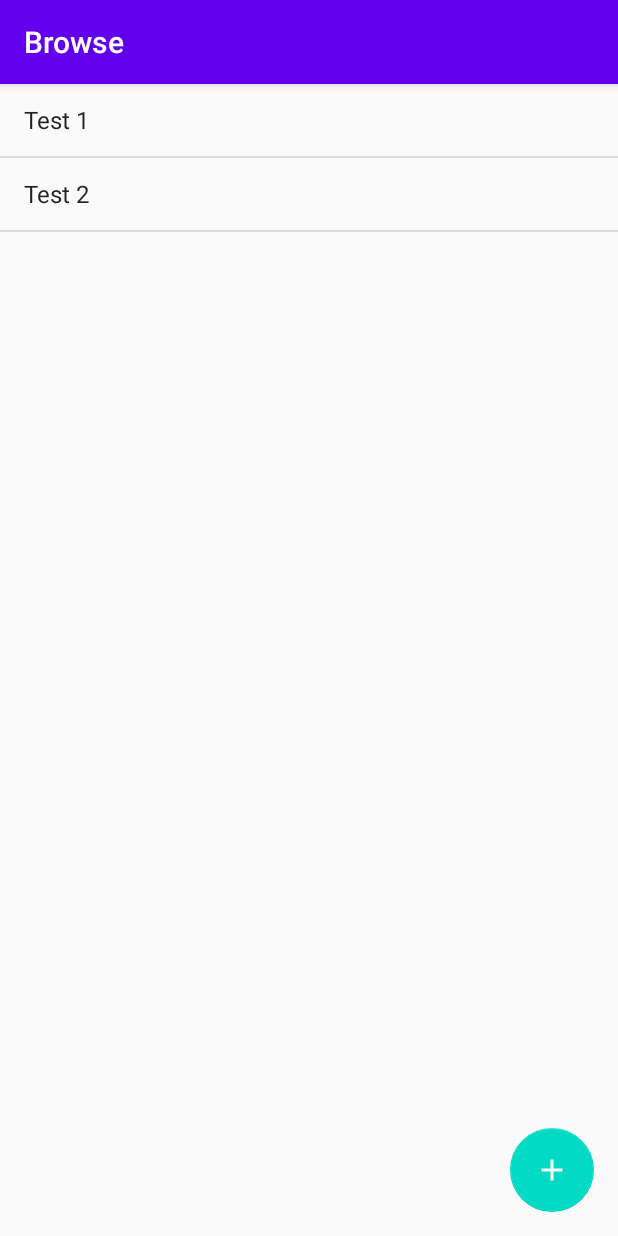
After one commit to ultradr3mer/AdvancedClipboard.Android, an Android app: the Browse screen opened directly, with no data from a screen before it, on a phone screen of 412 x 824 dp. The commit adds this screen. Run offline under Robolectric (Android 15) with nearby library versions, the phone set to English and light mode, and no system bars.

Commit message:
Actually implementing clipboard functionality

```diff
--- a/app/src/main/AndroidManifest.xml
+++ b/app/src/main/AndroidManifest.xml
@@ -9,6 +9,10 @@
         android:roundIcon="@mipmap/ic_launcher_round"
         android:supportsRtl="true"
         android:theme="@style/AppTheme">
+        <activity
+            android:name=".Browse"
+            android:label="@string/title_activity_browse"
+            android:theme="@style/AppTheme.NoActionBar"></activity>
         <activity
             android:name=".MainActivity"
             android:label="@string/app_name"
--- /dev/null
+++ b/app/src/main/java/com/example/advancedclipboardandroid/Browse.kt
@@ -0,0 +1,94 @@
+package com.example.advancedclipboardandroid
+
+import android.content.ClipData
+import android.content.ClipDescription
+import android.content.ClipboardManager
+import android.content.Context
+import android.os.Bundle
+import android.widget.ArrayAdapter
+import androidx.appcompat.app.AppCompatActivity
+import kotlinx.android.synthetic.main.activity_browse.*
+import kotlinx.android.synthetic.main.content_browse.*
+
+class Browse : AppCompatActivity() {
+
+    private lateinit var clipboard: ClipboardManager
+
+    override fun onCreate(savedInstanceState: Bundle?) {
+        super.onCreate(savedInstanceState)
+        setContentView(R.layout.activity_browse)
+        setSupportActionBar(findViewById(R.id.toolbar))
+        clipboard = getSystemService(Context.CLIPBOARD_SERVICE) as ClipboardManager
+
+        clipboard.addPrimaryClipChangedListener {
+            val hasContent = when {
+                !clipboard.hasPrimaryClip() -> {
+                    false
+                }
+                !(clipboard.primaryClipDescription!!.hasMimeType(ClipDescription.MIMETYPE_TEXT_PLAIN)) -> {
+                    // This disables the paste menu item, since the clipboard has data but it is not plain text
+                    false
+                }
+                else -> {
+                    // This enables the paste menu item, since the clipboard contains plain text.
+                    true
+                }
+            }
+
+            if (hasContent) {
+                val item = clipboard.primaryClip?.getItemAt(0)
+                Repository.items.add(ClipboardItem(item?.text.toString()))
+            }
+        }
+
+//        if(clipboard.hasPrimaryClip())
+//        {
+//            for (i in 1..(clipboard.primaryClip!!.itemCount ?: 0))
+//            {
+//                val item = clipboard.primaryClip!!.getItemAt(i)
+//                Repository.items.add(ClipboardItem(item.text.toString()))
+//            }
+//        }
+//
+
+        list.adapter = ArrayAdapter<ClipboardItem>(
+            this,
+            android.R.layout.simple_list_item_1,
+            Repository.items
+        )
+
+        list.setOnItemClickListener { parent, view, position, id ->
+            val item = Repository.items[position]
+            val clip: ClipData = ClipData.newPlainText(item.name, item.name)
+            clipboard.setPrimaryClip(clip)
+        }
+
+        add.isEnabled = false
+
+        add.setOnClickListener { view ->
+            // Responds to the user selecting "paste"
+            // Examines the item on the clipboard. If getText() does not return null, the clip item
+            // contains the text. Assumes that this application can only handle one item at a time.
+            val item = clipboard.primaryClip!!.getItemAt(0)
+
+            // Gets the clipboard as text.
+            Repository.items.add(ClipboardItem(item.text.toString()))
+        }
+    }
+//
+//    private fun updateIsEnabled() {
+//        add.isEnabled = when {
+//            !clipboard.hasPrimaryClip() -> {
+//                false
+//            }
+//            !(clipboard.primaryClipDescription!!.hasMimeType(ClipDescription.MIMETYPE_TEXT_PLAIN)) -> {
+//                // This disables the paste menu item, since the clipboard has data but it is not plain text
+//                false
+//            }
+//            else -> {
+//                // This enables the paste menu item, since the clipboard contains plain text.
+//                true
+//            }
+//        }
+//    }
+}
--- a/app/src/main/java/com/example/advancedclipboardandroid/MainActivity.kt
+++ b/app/src/main/java/com/example/advancedclipboardandroid/MainActivity.kt
@@ -1,5 +1,6 @@
 package com.example.advancedclipboardandroid
 
+import android.content.Intent
 import android.os.Bundle
 import android.view.View
 import android.widget.Button
@@ -28,7 +29,9 @@ class MainActivity : AppCompatActivity(), View.OnClickListener {
 
     override fun onClick(v: View?) {
         if(loginVerification.verify(email.text.toString(), password.text.toString())) {
-            Toast.makeText(this, "Login Successful", Toast.LENGTH_LONG).show()
+//            Toast.makeText(this, "Login Successful", Toast.LENGTH_LONG).show()
+            val activityIntent = Intent(this, Browse::class.java)
+            startActivity(activityIntent)
         } else {
             Toast.makeText(this, "Login Failed", Toast.LENGTH_LONG).show()
         }
--- /dev/null
+++ b/app/src/main/java/com/example/advancedclipboardandroid/Repository.kt
@@ -0,0 +1,16 @@
+package com.example.advancedclipboardandroid
+
+object Repository {
+    val items = ArrayList<ClipboardItem>()
+
+    init {
+        this.items.add(ClipboardItem("Test 1"))
+        this.items.add(ClipboardItem("Test 2"))
+    }
+}
+
+data class ClipboardItem( val name: String) {
+    override fun toString(): String {
+        return name
+    }
+}
--- /dev/null
+++ b/app/src/main/res/drawable/ic_add_white_24dp.xml
@@ -0,0 +1,5 @@
+<vector android:height="24dp" android:tint="#FFFFFF"
+    android:viewportHeight="24" android:viewportWidth="24"
+    android:width="24dp" xmlns:android="http://schemas.android.com/apk/res/android">
+    <path android:fillColor="@android:color/white" android:pathData="M19,13h-6v6h-2v-6H5v-2h6V5h2v6h6v2z"/>
+</vector>
--- /dev/null
+++ b/app/src/main/res/layout/activity_browse.xml
@@ -0,0 +1,33 @@
+<?xml version="1.0" encoding="utf-8"?>
+<androidx.coordinatorlayout.widget.CoordinatorLayout xmlns:android="http://schemas.android.com/apk/res/android"
+    xmlns:app="http://schemas.android.com/apk/res-auto"
+    xmlns:tools="http://schemas.android.com/tools"
+    android:layout_width="match_parent"
+    android:layout_height="match_parent"
+    tools:context=".Browse">
+
+    <com.google.android.material.appbar.AppBarLayout
+        android:layout_width="match_parent"
+        android:layout_height="wrap_content"
+        android:theme="@style/AppTheme.AppBarOverlay">
+
+        <androidx.appcompat.widget.Toolbar
+            android:id="@+id/toolbar"
+            android:layout_width="match_parent"
+            android:layout_height="?attr/actionBarSize"
+            android:background="?attr/colorPrimary"
+            app:popupTheme="@style/AppTheme.PopupOverlay" />
+
+    </com.google.android.material.appbar.AppBarLayout>
+
+    <include layout="@layout/content_browse" />
+
+    <com.google.android.material.floatingactionbutton.FloatingActionButton
+        android:id="@+id/add"
+        android:layout_width="wrap_content"
+        android:layout_height="wrap_content"
+        android:layout_gravity="bottom|end"
+        android:layout_margin="@dimen/fab_margin"
+        app:srcCompat="@drawable/ic_add_white_24dp" />
+
+</androidx.coordinatorlayout.widget.CoordinatorLayout>
--- /dev/null
+++ b/app/src/main/res/layout/content_browse.xml
@@ -0,0 +1,17 @@
+<?xml version="1.0" encoding="utf-8"?>
+<androidx.constraintlayout.widget.ConstraintLayout xmlns:android="http://schemas.android.com/apk/res/android"
+    xmlns:app="http://schemas.android.com/apk/res-auto"
+    xmlns:tools="http://schemas.android.com/tools"
+    android:layout_width="match_parent"
+    android:layout_height="match_parent"
+    app:layout_behavior="@string/appbar_scrolling_view_behavior">
+
+    <ListView
+        android:id="@+id/list"
+        android:layout_width="0dp"
+        android:layout_height="0dp"
+        app:layout_constraintBottom_toBottomOf="parent"
+        app:layout_constraintEnd_toEndOf="parent"
+        app:layout_constraintStart_toStartOf="parent"
+        app:layout_constraintTop_toTopOf="parent" />
+</androidx.constraintlayout.widget.ConstraintLayout>
--- a/app/src/main/res/menu/menu_main.xml
+++ b/app/src/main/res/menu/menu_main.xml
@@ -7,4 +7,10 @@
         android:orderInCategory="100"
         android:title="@string/action_settings"
         app:showAsAction="never" />
+    <item
+        android:id="@+id/app_bar_search"
+        android:icon="@drawable/ic_search_black_24dp"
+        android:orderInCategory="101"
+        android:title="Search"
+        app:actionViewClass="android.widget.SearchView" />
 </menu>
--- a/app/src/main/res/values/strings.xml
+++ b/app/src/main/res/values/strings.xml
@@ -11,5 +11,6 @@
     <string name="hello_second_fragment">Hello second fragment. Arg: %1$s</string>
     <string name="e_mail">E-Mail</string>
     <string name="password">Password</string>
-    <string name="button">Button</string>
+    <string name="title_activity_browse">Browse</string>
+    <string name="login">Login</string>
 </resources>
```
Also changed, not shown: app/src/main/java/com/example/advancedclipboardandroid/FirstFragment.kt (deleted, +0 -31 lines), app/src/main/java/com/example/advancedclipboardandroid/SecondFragment.kt (deleted, +0 -31 lines), app/src/main/res/drawable/ic_search_black_24dp.xml (added, +9 -0 lines), app/src/main/res/layout/content_main.xml (+18 -10 lines), app/src/main/res/layout/fragment_first.xml (deleted, +0 -28 lines), app/src/main/res/layout/fragment_second.xml (deleted, +0 -27 lines), app/src/main/res/navigation/nav_graph.xml (deleted, +0 -28 lines).
